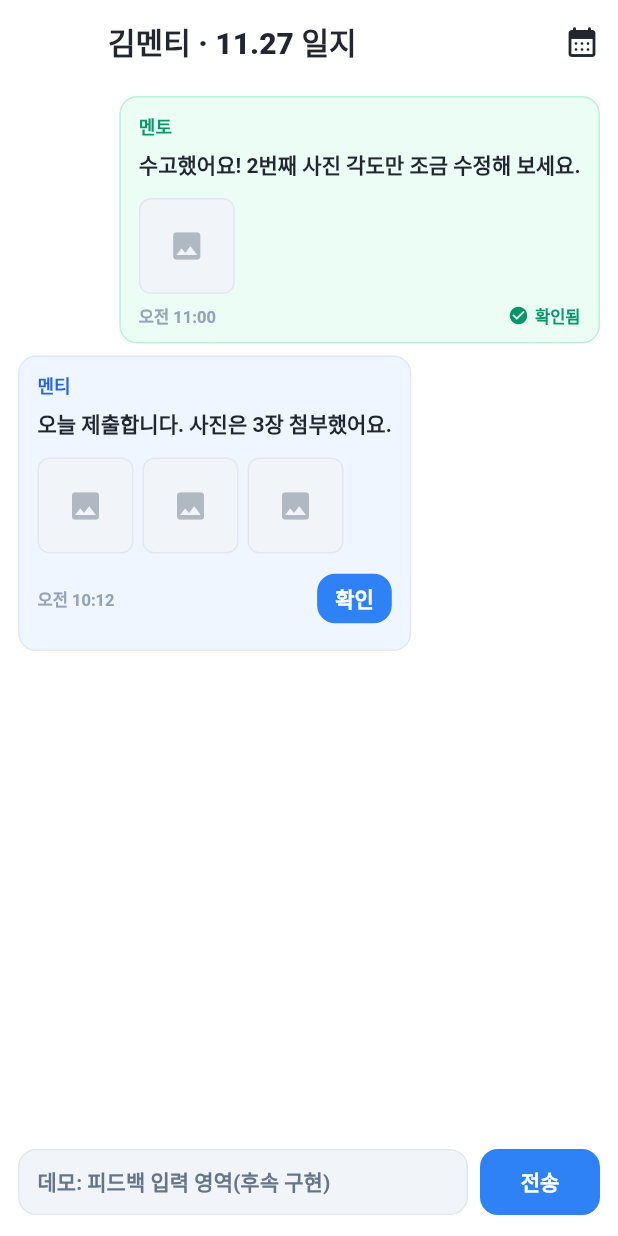
After one commit to LegibleMedal670/nail, a Flutter app: the MentorHomeScaffold screen opened directly, item 3 of the bottom bar chosen, after a tap on "김멘티", on a phone screen of 412 x 824 dp. The commit adds this screen. Run offline on Flutter 3.47's test engine with Material 3 defaults, Android fonts, the phone set to English and light mode, and no system bars; our stand-ins replace cached_network_image, chewie, dio, file_picker, image_gallery_saver, image_picker and 4 more; missing offline and left inert: video_thumbnail; accounts and stored records are empty; network calls fail; Roboto replaces fonts that are missing (Pretendard).

Commit message:
멘토멘티 일일일지 UI 1차

```diff
--- a/lib/Pages/Mentor/page/MentorHomeScaffold.dart
+++ b/lib/Pages/Mentor/page/MentorHomeScaffold.dart
@@ -4,6 +4,7 @@ import 'package:nail/Pages/Mentor/page/MentorMainPage.dart';
 import 'package:nail/Pages/Mentor/page/MentorTodoGroupsPage.dart';
 import 'package:nail/Pages/Mentor/page/MentorTodoGroupsView.dart';
 import 'package:nail/Pages/Mentor/page/MentorTodoCreatePage.dart';
+import 'package:nail/Pages/Mentor/page/MentorJournalPage.dart';
 import 'package:nail/Pages/Common/page/MyTodoPage.dart';
 import 'package:nail/Pages/Welcome/SplashScreen.dart';
 import 'package:nail/Providers/UserProvider.dart';
@@ -29,6 +30,7 @@ class _MentorHomeScaffoldState extends State<MentorHomeScaffold> {
   // 채팅 배지
   int _chatUnread = 0;
   int _todoNotDoneCount = 0;
+  int _journalPendingCount = 0; // 일일 일지(멘토) 미응답 배지
   final _chatSvc = ChatService.instance;
   RealtimeChannel? _chatRt;
   // 탭 컨트롤용 키
@@ -94,15 +96,16 @@ class _MentorHomeScaffoldState extends State<MentorHomeScaffold> {
     final up = context.watch<UserProvider>();
     final loginKey = up.current?.loginKey ?? '';
 
-    // 페이지 구성: 받은TODO / TODO 현황 / 채팅 / 대시보드
+    // 페이지 구성: 받은TODO / TODO 현황 / 일일 일지 / 채팅 / 대시보드
     final pages = <Widget>[
       MyTodoView(key: _todoKey, embedded: true),
       MentorTodoGroupsView(key: _groupsKey, embedded: true),
+      const MentorJournalPage(embedded: true),
       const ChatRoomListPage(embedded: true),
       const MentorDashboardBody(),
     ];
 
-    final titles = ['받은TODO', 'TODO 현황', '채팅', '대시보드'];
+    final titles = ['받은TODO', 'TODO 현황', '일일 일지', '채팅', '대시보드'];
 
     // 스캐폴드 전체를 MentorProvider로 감싸 AppBar/탭/라우팅 전역에서 접근 가능하게 함
     return ChangeNotifierProvider(
@@ -208,7 +211,7 @@ class _MentorHomeScaffoldState extends State<MentorHomeScaffold> {
         currentIndex: _currentIndex,
         onTap: (i) {
           setState(() => _currentIndex = i);
-          if (i == 2) {
+          if (i == 3) {
             _refreshChatBadge();
           }
         },
@@ -224,6 +227,53 @@ class _MentorHomeScaffoldState extends State<MentorHomeScaffold> {
           const BottomNavigationBarItem(
             icon: Icon(Icons.fact_check_outlined),
             label: 'TODO 현황',
+          ),
+          BottomNavigationBarItem(
+            label: '일일 일지',
+            icon: Stack(
+              clipBehavior: Clip.none,
+              children: [
+                const Icon(Icons.menu_book_rounded),
+                if (_journalPendingCount > 0)
+                  Positioned(
+                    right: -8,
+                    top: -4,
+                    child: Container(
+                      padding: const EdgeInsets.symmetric(horizontal: 5, vertical: 2),
+                      decoration: BoxDecoration(
+                        color: Colors.redAccent,
+                        borderRadius: BorderRadius.circular(10),
+                      ),
+                      child: Text(
+                        _journalPendingCount > 99 ? '99+' : '$_journalPendingCount',
+                        style: const TextStyle(color: Colors.white, fontSize: 10, fontWeight: FontWeight.w800),
+                      ),
+                    ),
+                  ),
+              ],
+            ),
+            activeIcon: Stack(
+              clipBehavior: Clip.none,
+              children: [
+                const Icon(Icons.menu_book_rounded),
+                if (_journalPendingCount > 0)
+                  Positioned(
+                    right: -6,
+                    top: -4,
+                    child: Container(
+                      padding: const EdgeInsets.symmetric(horizontal: 5, vertical: 2),
+                      decoration: BoxDecoration(
+                        color: Colors.redAccent,
+                        borderRadius: BorderRadius.circular(10),
+                      ),
+                      child: Text(
+                        _journalPendingCount > 99 ? '99+' : '$_journalPendingCount',
+                        style: const TextStyle(color: Colors.white, fontSize: 10, fontWeight: FontWeight.w800),
+                      ),
+                    ),
+                  ),
+              ],
+            ),
           ),
           BottomNavigationBarItem(
             label: '채팅',
--- /dev/null
+++ b/lib/Pages/Mentor/page/MentorJournalPage.dart
@@ -0,0 +1,285 @@
+import 'package:flutter/material.dart';
+import 'package:nail/Pages/Common/ui_tokens.dart';
+
+class MentorJournalPage extends StatelessWidget {
+  final bool embedded;
+  const MentorJournalPage({super.key, this.embedded = false});
+
+  @override
+  Widget build(BuildContext context) {
+    final content = ListView(
+      padding: const EdgeInsets.fromLTRB(12, 8, 12, 24),
+      children: [
+        Row(
+          children: [
+            _FilterChip(selected: true, label: '미응답 우선'),
+            const SizedBox(width: 8),
+            _FilterChip(selected: false, label: '전체'),
+            const Spacer(),
+            IconButton(
+              tooltip: '검색(데모)',
+              onPressed: () {
+                ScaffoldMessenger.of(context).showSnackBar(const SnackBar(content: Text('데모: 검색/필터는 후속 단계에서 구현됩니다.')));
+              },
+              icon: const Icon(Icons.search_rounded, color: UiTokens.actionIcon),
+            ),
+          ],
+        ),
+        const SizedBox(height: 8),
+        _JournalListTileDemo(
+          menteeName: '김멘티',
+          submittedAt: '오늘 10:18',
+          photos: 3,
+          status: _JournalStatus.pending,
+          onTap: () => _openDetail(context, '김멘티'),
+        ),
+        const SizedBox(height: 8),
+        _JournalListTileDemo(
+          menteeName: '박멘티',
+          submittedAt: '어제 17:42',
+          photos: 1,
+          status: _JournalStatus.replied,
+          onTap: () => _openDetail(context, '박멘티'),
+        ),
+      ],
+    );
+    if (embedded) return content;
+    return Scaffold(backgroundColor: Colors.white, body: content);
+  }
+
+  void _openDetail(BuildContext context, String name) {
+    Navigator.of(context).push(
+      MaterialPageRoute(builder: (_) => _MentorJournalDetailDemo(menteeName: name)),
+    );
+  }
+}
+
+class _FilterChip extends StatelessWidget {
+  final bool selected;
+  final String label;
+  const _FilterChip({required this.selected, required this.label});
+  @override
+  Widget build(BuildContext context) {
+    final c = Theme.of(context).colorScheme;
+    return InkWell(
+      borderRadius: BorderRadius.circular(999),
+      onTap: () {},
+      child: AnimatedContainer(
+        duration: const Duration(milliseconds: 150),
+        padding: const EdgeInsets.symmetric(horizontal: 12, vertical: 8),
+        decoration: BoxDecoration(
+          color: selected ? UiTokens.primaryBlue.withOpacity(0.12) : c.surface,
+          border: Border.all(color: selected ? UiTokens.primaryBlue : const Color(0xFFE6EBF0)),
+          borderRadius: BorderRadius.circular(999),
+        ),
+        child: Text(label, style: TextStyle(color: selected ? UiTokens.primaryBlue : c.onSurfaceVariant, fontWeight: FontWeight.w800)),
+      ),
+    );
+  }
+}
+
+enum _JournalStatus { pending, replied }
+
+class _JournalListTileDemo extends StatelessWidget {
+  final String menteeName;
+  final String submittedAt;
+  final int photos;
+  final _JournalStatus status;
+  final VoidCallback onTap;
+  const _JournalListTileDemo({required this.menteeName, required this.submittedAt, required this.photos, required this.status, required this.onTap});
+
+  @override
+  Widget build(BuildContext context) {
+    final bool pending = status == _JournalStatus.pending;
+    final Color chipColor = pending ? const Color(0xFFEA580C) : const Color(0xFF059669);
+    final String chipText = pending ? '미응답' : '응답완료';
+    return InkWell(
+      onTap: onTap,
+      borderRadius: BorderRadius.circular(14),
+      child: Container(
+        decoration: BoxDecoration(
+          color: Colors.white,
+          border: Border.all(color: UiTokens.cardBorder),
+          borderRadius: BorderRadius.circular(14),
+          boxShadow: [UiTokens.cardShadow],
+        ),
+        padding: const EdgeInsets.all(12),
+        child: Row(
+          children: [
+            const CircleAvatar(radius: 22, backgroundColor: Color(0xFFE2E8F0), child: Icon(Icons.person, color: UiTokens.actionIcon)),
+            const SizedBox(width: 12),
+            Expanded(
+              child: Column(crossAxisAlignment: CrossAxisAlignment.start, children: [
+                Text(menteeName, style: const TextStyle(color: UiTokens.title, fontWeight: FontWeight.w900)),
+                const SizedBox(height: 4),
+                Text('제출: $submittedAt • 사진 $photos장', style: TextStyle(color: UiTokens.title.withOpacity(0.6), fontWeight: FontWeight.w700)),
+              ]),
+            ),
+            Container(
+              padding: const EdgeInsets.symmetric(horizontal: 10, vertical: 6),
+              decoration: BoxDecoration(color: chipColor.withOpacity(0.1), border: Border.all(color: chipColor), borderRadius: BorderRadius.circular(999)),
+              child: Text(chipText, style: TextStyle(color: chipColor, fontWeight: FontWeight.w800, fontSize: 12)),
+            ),
+            const SizedBox(width: 6),
+            const Icon(Icons.chevron_right, color: UiTokens.actionIcon),
+          ],
+        ),
+      ),
+    );
+  }
+}
+
+class _MentorJournalDetailDemo extends StatelessWidget {
+  final String menteeName;
+  const _MentorJournalDetailDemo({required this.menteeName});
+  @override
+  Widget build(BuildContext context) {
+    String _fmtMd(DateTime d) => '${d.month.toString().padLeft(2, '0')}.${d.day.toString().padLeft(2, '0')}';
+    final today = DateTime.now();
+    const bool canEdit = true; // 데모용
+    return Scaffold(
+      backgroundColor: Colors.white,
+      appBar: AppBar(
+        backgroundColor: Colors.white,
+        elevation: 0,
+        title: Text('$menteeName · ${_fmtMd(today)} 일지', style: const TextStyle(color: UiTokens.title, fontWeight: FontWeight.w800)),
+        actions: [
+          IconButton(
+            tooltip: '히스토리(달력) - 데모',
+            icon: const Icon(Icons.calendar_month_rounded, color: UiTokens.title),
+            onPressed: () {
+              ScaffoldMessenger.of(context).showSnackBar(const SnackBar(content: Text('데모: 히스토리는 후속 단계에서 구현됩니다.')));
+            },
+          ),
+        ],
+      ),
+      body: ListView(
+        padding: const EdgeInsets.fromLTRB(12, 8, 12, 24),
+        children: const [
+          // 최신(멘토) → 오래된(멘티)
+          _JournalBubble(author: 'mentor', selfRole: 'mentor', text: '수고했어요! 2번째 사진 각도만 조금 수정해 보세요.', photos: 1, time: '오전 11:00', showConfirm: false, confirmed: true),
+          SizedBox(height: 8),
+          _JournalBubble(author: 'mentee', selfRole: 'mentor', text: '오늘 제출합니다. 사진은 3장 첨부했어요.', photos: 3, time: '오전 10:12', showConfirm: true, confirmed: false),
+        ],
+      ),
+      bottomNavigationBar: SafeArea(
+        child: Padding(
+          padding: const EdgeInsets.fromLTRB(12, 8, 12, 12),
+          child: Row(
+            children: [
+              Expanded(
+                child: Container(
+                  height: 44,
+                  decoration: BoxDecoration(
+                    color: const Color(0xFFF1F5F9),
+                    borderRadius: BorderRadius.circular(12),
+                    border: Border.all(color: const Color(0xFFE2E8F0)),
+                  ),
+                  alignment: Alignment.centerLeft,
+                  padding: const EdgeInsets.symmetric(horizontal: 12),
+                  child: const Text('데모: 피드백 입력 영역(후속 구현)', style: TextStyle(color: Color(0xFF64748B), fontWeight: FontWeight.w700)),
+                ),
+              ),
+              const SizedBox(width: 8),
+              FilledButton(
+                onPressed: () {
+                  ScaffoldMessenger.of(context).showSnackBar(const SnackBar(content: Text('데모: 피드백 전송은 후속 단계에서 구현됩니다.')));
+                },
+                style: FilledButton.styleFrom(
+                  backgroundColor: canEdit ? UiTokens.primaryBlue : const Color(0xFFE2E8F0),
+                  foregroundColor: canEdit ? Colors.white : UiTokens.title,
+                  shape: RoundedRectangleBorder(borderRadius: BorderRadius.circular(12)),
+                  minimumSize: const Size(80, 44),
+                ),
+                child: const Text('전송', style: TextStyle(fontWeight: FontWeight.w800)),
+              ),
+            ],
+          ),
+        ),
+      ),
+    );
+  }
+}
+
+class _JournalBubble extends StatelessWidget {
+  final String author; // 'mentee'|'mentor'
+  final String selfRole; // 현재 화면의 사용자 역할
+  final String text;
+  final int photos; // demo count
+  final String time;
+  final bool showConfirm; // 상대방 버블에만 '확인' 버튼 노출
+  final bool confirmed;   // 내 버블에 상대방이 확인했을 때 체크 표시
+  const _JournalBubble({required this.author, required this.selfRole, required this.text, required this.photos, required this.time, required this.showConfirm, required this.confirmed});
+
+  @override
+  Widget build(BuildContext context) {
+    final bool isMenteeMsg = author == 'mentee';
+    final bool mine = author == selfRole;
+    final Color bg = isMenteeMsg ? const Color(0xFFEFF6FF) : const Color(0xFFECFDF5);
+    final Color border = isMenteeMsg ? const Color(0xFFDBEAFE) : const Color(0xFFB7F3DB);
+    final Color fg = isMenteeMsg ? const Color(0xFF2563EB) : const Color(0xFF059669);
+
+    const bool canEdit = true; // 데모용
+
+    return Align(
+      alignment: mine ? Alignment.centerRight : Alignment.centerLeft,
+      child: IntrinsicWidth(
+        child: Container(
+          constraints: const BoxConstraints(maxWidth: 520),
+          padding: const EdgeInsets.fromLTRB(12, 10, 12, 10),
+          decoration: BoxDecoration(color: bg, border: Border.all(color: border), borderRadius: BorderRadius.circular(12)),
+          child: Column(
+            crossAxisAlignment: CrossAxisAlignment.start,
+            children: [
+              Text(isMenteeMsg ? '멘티' : '멘토', style: TextStyle(color: fg, fontWeight: FontWeight.w800, fontSize: 12)),
+              const SizedBox(height: 6),
+              Text(text, style: const TextStyle(color: UiTokens.title, fontWeight: FontWeight.w700)),
+              if (photos > 0) ...[
+                const SizedBox(height: 12),
+                Wrap(
+                  spacing: 6, runSpacing: 6,
+                  children: List.generate(photos, (i) => Container(
+                    width: 64, height: 64,
+                    decoration: BoxDecoration(color: const Color(0xFFF1F5F9), borderRadius: BorderRadius.circular(8), border: Border.all(color: const Color(0xFFE2E8F0))),
+                    child: const Icon(Icons.photo, color: UiTokens.actionIcon),
+                  )),
+                ),
+              ],
+              const SizedBox(height: 6),
+              Row(
+                mainAxisAlignment: MainAxisAlignment.spaceBetween,
+                children: [
+                  Text(time, style: const TextStyle(color: Color(0xFF94A3B8), fontSize: 11, fontWeight: FontWeight.w700)),
+                  Row(
+                    mainAxisSize: MainAxisSize.min,
+                    children: [
+                      if (!mine && showConfirm)
+                        FilledButton(
+                          onPressed: () {
+                            ScaffoldMessenger.of(context).showSnackBar(const SnackBar(content: Text('데모: 확인 처리는 후속 단계에서 구현됩니다.')));
+                          },
+                          style: FilledButton.styleFrom(
+                            backgroundColor: canEdit ? UiTokens.primaryBlue : const Color(0xFFE2E8F0),
+                            foregroundColor: canEdit ? Colors.white : UiTokens.title,
+                            shape: RoundedRectangleBorder(borderRadius: BorderRadius.circular(12)),
+                            minimumSize: const Size(0, 32),
+                            padding: const EdgeInsets.symmetric(horizontal: 12, vertical: 6),
+                          ),
+                          child: const Text('확인', style: TextStyle(fontWeight: FontWeight.w800)),
+                        ),
+                      if (mine && confirmed) ...[
+                        const Icon(Icons.check_circle, size: 14, color: Color(0xFF059669)),
+                        const SizedBox(width: 4),
+                        const Text('확인됨', style: TextStyle(color: Color(0xFF059669), fontSize: 11, fontWeight: FontWeight.w800)),
+                      ],
+                    ],
+                  ),
+                ],
+              ),
+            ],
+          ),
+        ),
+      ),
+    );
+  }
+}
```
Also changed, not shown: lib/Pages/Mentee/page/MenteeHomeScaffold.dart (+61 -3 lines), lib/Pages/Mentee/page/MenteeJournalPage.dart (added, +206 -0 lines).
